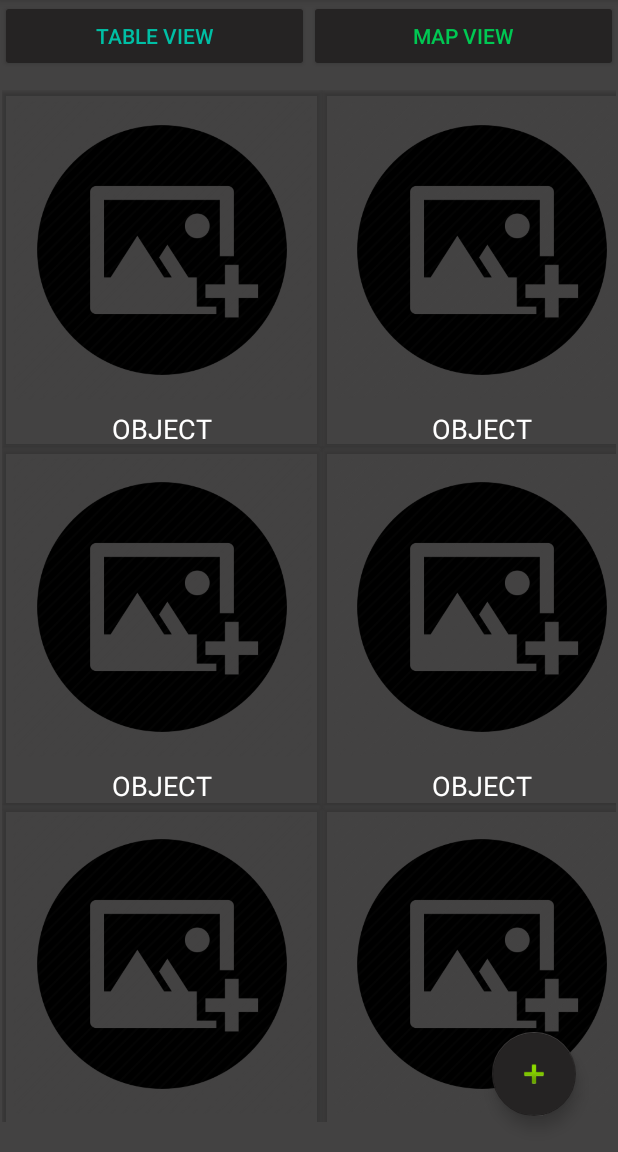
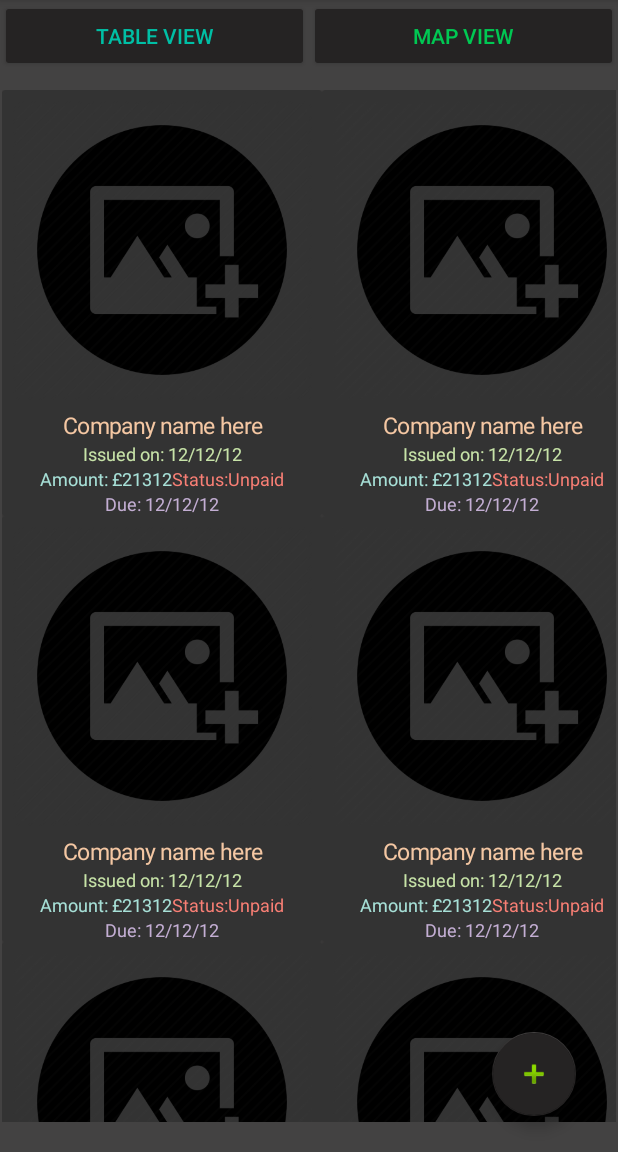
Before and after one commit to mrKrastev/NKInvoicing, an Android app: the screen it shows after launch (MainActivity), on a phone screen of 412 x 824 dp, the part 84-1236 px from its top. Run offline under Robolectric (Android 15) with nearby library versions, the phone set to English and light mode, and no system bars.

Commit message:
set up object label holders for the database data

```diff
--- a/app/src/main/java/com/example/nkinvoicing/MainActivity.java
+++ b/app/src/main/java/com/example/nkinvoicing/MainActivity.java
@@ -4,6 +4,7 @@ import androidx.appcompat.app.AppCompatActivity;
 import androidx.cardview.widget.CardView;
 import androidx.gridlayout.widget.GridLayout;
 
+import android.app.ActionBar;
 import android.content.ContentResolver;
 import android.content.Intent;
 import android.graphics.Bitmap;
@@ -12,6 +13,8 @@ import android.graphics.Color;
 import android.graphics.drawable.GradientDrawable;
 import android.net.Uri;
 import android.os.Bundle;
+import android.text.InputType;
+import android.text.Layout;
 import android.view.Gravity;
 import android.view.View;
 import android.view.ViewGroup;
@@ -19,6 +22,10 @@ import android.widget.ImageView;
 import android.widget.LinearLayout;
 import android.widget.TextView;
 import android.widget.Toast;
+
+import java.lang.reflect.Array;
+import java.util.ArrayList;
+import java.util.List;
 
 import static android.graphics.drawable.GradientDrawable.Orientation.TOP_BOTTOM;
 
@@ -39,12 +46,48 @@ GridLayout myGrid;
     public void getCards(final MainActivity view){
         for (int i = 1; i<31;i++){
             final CardView c = new CardView(this);
-            TextView t = new TextView(this);
-            LinearLayout l = new LinearLayout(this);
-            t.setText("OBJECT");
-            t.setTextSize(18);
-            t.setTextColor(Color.WHITE);
+            TextView objectTitle = new TextView(this);
+            TextView amountLbl = new TextView(this);
+            TextView dueDateLbl = new TextView(this);
+            TextView issueDateLbl = new TextView(this);
+            TextView statusLbl = new TextView(this);
+             TextView[] mylabels = {objectTitle,amountLbl,dueDateLbl,issueDateLbl,statusLbl};
+            LinearLayout mainLinearLayout = new LinearLayout(this);
+            LinearLayout vlayout = new LinearLayout(this);
+            vlayout.setOrientation(LinearLayout.HORIZONTAL);
             ImageView img = new ImageView(this);
+
+            for (int j=0; j<mylabels.length;j++){
+
+                mylabels[j].setMaxWidth(300);
+                mylabels[j].setElegantTextHeight(true);
+                mylabels[j].setSingleLine(false);
+                mylabels[j].setGravity(Gravity.CENTER);
+
+            }
+
+            objectTitle.setText("Company name here");
+            objectTitle.setTextSize(15);
+            objectTitle.setTextColor(Color.rgb(244, 199, 163));
+
+            issueDateLbl.setText("Issued on: 12/12/12");
+            issueDateLbl.setTextSize(12);
+            issueDateLbl.setTextColor(Color.rgb(199, 227, 168));
+
+            amountLbl.setText("Amount: £21312");
+            amountLbl.setTextSize(12);
+            amountLbl.setTextColor(Color.rgb(167, 224, 215));
+            amountLbl.setMaxWidth(150);
+
+            statusLbl.setText("Status:Unpaid");
+            statusLbl.setTextSize(12);
+            statusLbl.setTextColor(Color.rgb(249, 127, 117));
+            statusLbl.setMaxWidth(120);
+
+            dueDateLbl.setText("Due: 12/12/12");
+            dueDateLbl.setTextSize(12);
+            dueDateLbl.setTextColor(Color.rgb(195, 174, 211));
+
             Bitmap bmp;
             int width=300;
             int height=300;
@@ -52,21 +95,31 @@ GridLayout myGrid;
             bmp= Bitmap.createScaledBitmap(bmp, width,height, true);
             img.setImageBitmap(bmp);
             img.setPadding(10,10,10,10);
-            l.addView(img);
-            l.addView(t);
-            l.setOrientation(LinearLayout.VERTICAL);
-            l.setGravity(Gravity.CENTER);
-            c.addView(l);
-            c.setCardBackgroundColor(Color.TRANSPARENT);
-            c.setId(i);
+
+            mainLinearLayout.setOrientation(LinearLayout.VERTICAL);
+            mainLinearLayout.setGravity(Gravity.CENTER);
+            vlayout.setGravity(Gravity.CENTER);
+
+
+            mainLinearLayout.addView(img);
+            mainLinearLayout.addView(objectTitle);
+            mainLinearLayout.addView(issueDateLbl);
+            vlayout.addView(amountLbl);
+            vlayout.addView(statusLbl);
+            mainLinearLayout.addView(vlayout);
+            mainLinearLayout.addView(dueDateLbl);
+
+
+
+            c.addView(mainLinearLayout);
+            c.setCardBackgroundColor(Color.rgb(51, 51, 51));
             ViewGroup.MarginLayoutParams marginLayoutParams = new ViewGroup.MarginLayoutParams(
                     ViewGroup.MarginLayoutParams.WRAP_CONTENT,
                     ViewGroup.MarginLayoutParams.WRAP_CONTENT
             );
-
             marginLayoutParams.setMargins(8, 8, 8, 8);
-
             c.setLayoutParams(marginLayoutParams);
+            c.setId(i);
             c.setOnClickListener(new View.OnClickListener() {
                 @Override
                 public void onClick(View v) {
```
